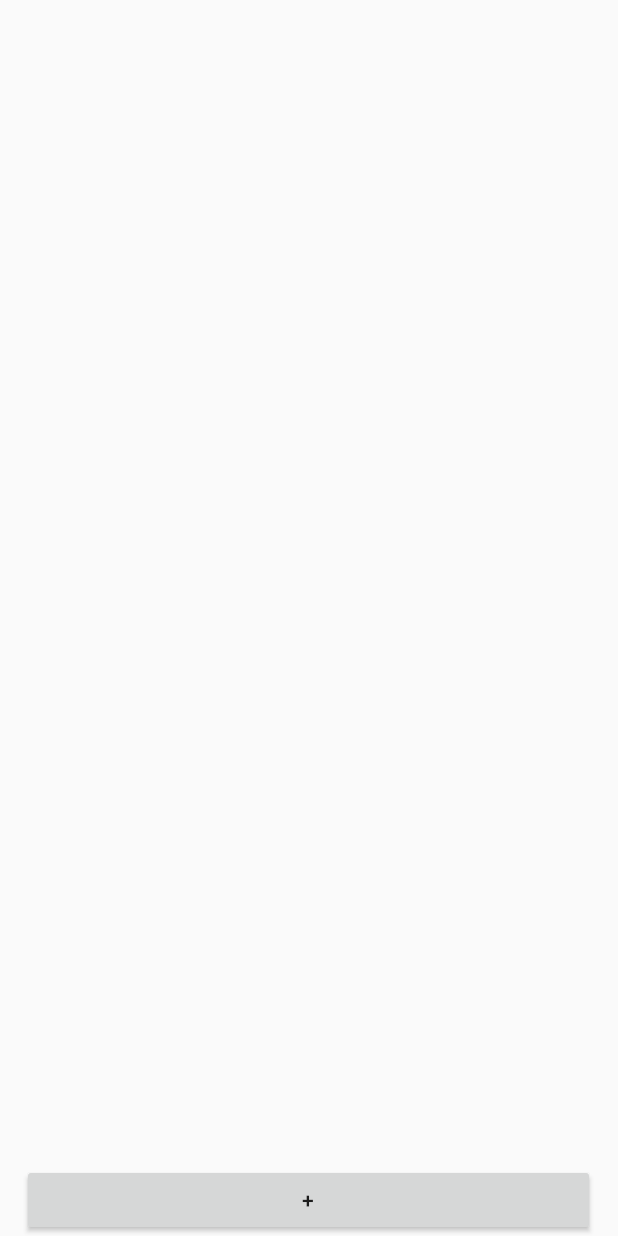
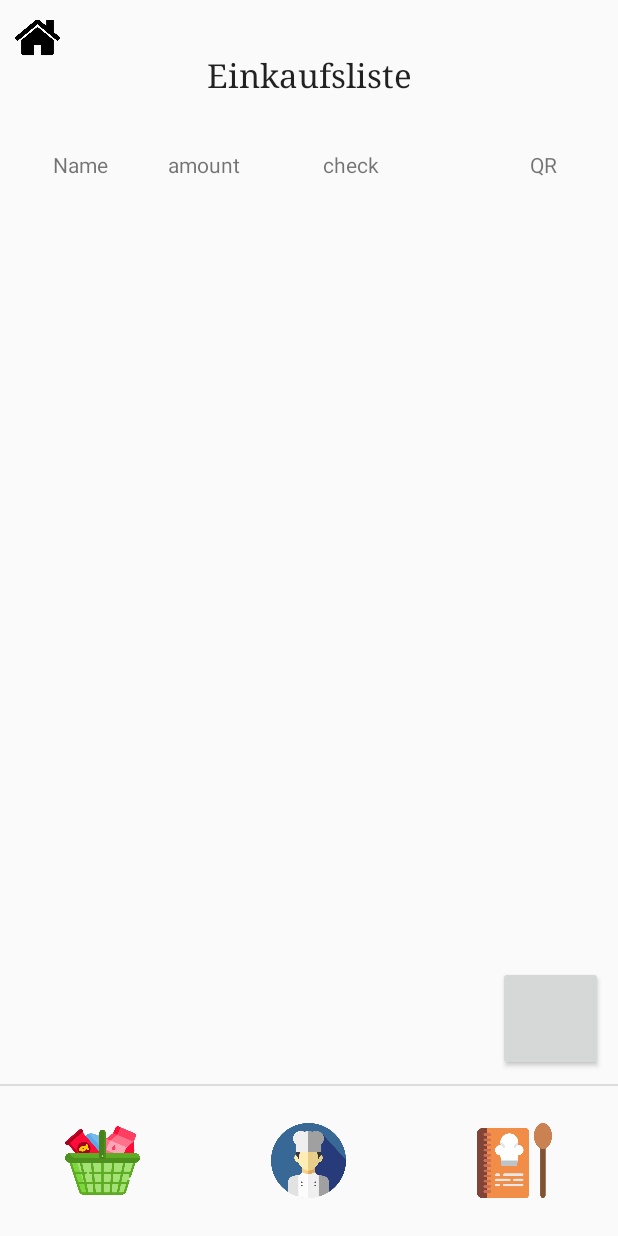
Before and after one commit to LennartPaciner/app-praktikum, an Android app: the EinkaufsListe screen opened directly, with no data from a screen before it, on a phone screen of 412 x 824 dp. Run offline under Robolectric (Android 15) with nearby library versions, the phone set to English and light mode, and no system bars.

Commit message:
show grocery list, grocery list view like stock

```diff
--- a/praktikum/app/src/main/java/com/example/praktikum/EinkaufsListe.java
+++ b/praktikum/app/src/main/java/com/example/praktikum/EinkaufsListe.java
@@ -11,17 +11,23 @@ import android.content.Intent;
 import android.database.Cursor;
 import android.database.sqlite.SQLiteDatabase;
 import android.os.Bundle;
+import android.util.Log;
 import android.view.Gravity;
 import android.view.View;
 import android.view.ViewGroup;
 import android.widget.Button;
+import android.widget.CheckBox;
 import android.widget.EditText;
 import android.widget.RelativeLayout;
+import android.widget.TableLayout;
+import android.widget.TableRow;
+import android.widget.TextView;
 import android.widget.Toast;
 
 import org.json.JSONArray;
 import org.json.JSONException;
 import org.json.JSONObject;
+import org.w3c.dom.Text;
 
 public class EinkaufsListe extends AppCompatActivity {
 
@@ -31,6 +37,7 @@ public class EinkaufsListe extends AppCompatActivity {
     private Button add;
     private static final String TAG = "Einkaufsliste";
     public Button addProduct;
+    public EinkaufsListeDB einkaufsListe;
 
     @Override
     protected void onCreate(Bundle savedInstanceState) {
@@ -45,14 +52,59 @@ public class EinkaufsListe extends AppCompatActivity {
             }
         });
 
-        EinkaufsListeDB einkaufsListe = new EinkaufsListeDB(this);
+        einkaufsListe = new EinkaufsListeDB(this);
         database = einkaufsListe.getWritableDatabase();
 
-        getProductAll(einkaufsListe.getAllData());
+        createEinkaufsliste();
+
     }
 
     public void increase(){
         amount++;
+
+    }
+
+    public void createEinkaufsliste(){
+        JSONArray arr = getProductAll(einkaufsListe.getAllData());
+        for(int i = 0; i < arr.length(); i++){
+            try{
+                JSONObject object = arr.getJSONObject(i);
+                String name = object.getString("name");
+                //int amount = object.getInt("amount");
+                TableLayout tableLayout = findViewById(R.id.tableLayout1);
+                TableRow rowLayout = findViewById(R.id.rowLayout);
+                TextView columnLayout = findViewById(R.id.columnLayout);
+
+                TableRow neu = new TableRow(this);
+
+                TextView nameTV = new TextView(this);
+                nameTV.setLayoutParams(columnLayout.getLayoutParams());
+                TextView amountTV = new TextView(this);
+                amountTV.setLayoutParams(columnLayout.getLayoutParams());
+                CheckBox checkBox = new CheckBox(this);
+                checkBox.setLayoutParams(columnLayout.getLayoutParams());
+                Button qr = new Button(this);
+                qr.setLayoutParams(columnLayout.getLayoutParams());
+
+
+                nameTV.setText(name);
+                amountTV.setText("1");
+
+                checkBox.setText("");
+                qr.setText("btn2");
+
+                neu.addView(nameTV);
+                neu.addView(amountTV);
+                neu.addView(checkBox);
+                neu.addView(qr);
+
+                tableLayout.addView(neu);
+
+            }catch (JSONException e){
+                Log.e("Einkaufsliste", e.getMessage());
+                e.printStackTrace();
+            }
+        }
 
     }
 
@@ -130,6 +182,7 @@ public void showDialogBox(String text){
                         String product = edittext.getText().toString();
                         if(!checkNameInEinkaufsListe(product)){
                             addItemEinkaufsliste(null, product, null, null, null);
+                            createEinkaufsliste();
                         }
                     }
                 });
--- a/praktikum/app/src/main/res/layout/activity_einkaufs_liste.xml
+++ b/praktikum/app/src/main/res/layout/activity_einkaufs_liste.xml
@@ -1,54 +1,162 @@
 <?xml version="1.0" encoding="utf-8"?>
-<RelativeLayout xmlns:android="http://schemas.android.com/apk/res/android"
+<androidx.constraintlayout.widget.ConstraintLayout xmlns:android="http://schemas.android.com/apk/res/android"
     xmlns:app="http://schemas.android.com/apk/res-auto"
     xmlns:tools="http://schemas.android.com/tools"
     android:layout_width="match_parent"
     android:layout_height="match_parent"
     tools:context=".EinkaufsListe">
 
+    <TextView
+        android:id="@+id/textView2"
+        android:layout_width="wrap_content"
+        android:layout_height="30dp"
+        android:text="@string/grocery_list"
+        android:textAppearance="@style/TextAppearance.AppCompat.Large"
+        app:fontFamily="serif"
+        app:layout_constraintBottom_toTopOf="@+id/SView"
+        app:layout_constraintEnd_toEndOf="parent"
+        app:layout_constraintStart_toStartOf="parent"
+        app:layout_constraintTop_toTopOf="parent" />
+
+    <Button
+        android:id="@+id/button_add"
+        android:layout_width="70dp"
+        android:layout_height="70dp"
+        android:layout_marginEnd="10dp"
+        android:layout_marginRight="10dp"
+        android:layout_marginBottom="10dp"
+        app:layout_constraintBottom_toTopOf="@+id/linearLayout"
+        app:layout_constraintEnd_toEndOf="parent" />
+
+    <View
+        android:id="@+id/divider"
+        android:layout_width="match_parent"
+        android:layout_height="1dp"
+        android:background="?android:attr/listDivider"
+        app:layout_constraintBottom_toTopOf="@+id/linearLayout"
+        app:layout_constraintEnd_toEndOf="parent"
+        app:layout_constraintStart_toStartOf="parent" />
+
     <ScrollView
         android:id="@+id/SView"
         android:layout_width="match_parent"
         android:layout_height="match_parent"
-        android:layout_marginBottom="70dp">
+        android:layout_marginTop="100dp"
+        android:layout_marginBottom="100dp"
+        app:layout_constraintBottom_toBottomOf="parent"
+        app:layout_constraintEnd_toEndOf="parent"
+        app:layout_constraintStart_toStartOf="parent"
+        app:layout_constraintTop_toTopOf="parent">
 
         <TableLayout
             android:id="@+id/tableLayout1"
             android:layout_width="match_parent"
-            android:layout_height="wrap_content">
+            android:layout_height="wrap_content"
+            android:paddingLeft="20dp">
 
             <TableRow
+                android:id="@+id/rowLayout"
                 android:layout_width="match_parent"
-                android:layout_height="match_parent" />
+                android:layout_height="match_parent">
 
-            <TableRow
-                android:layout_width="match_parent"
-                android:layout_height="match_parent" />
+                <TextView
+                    android:id="@+id/columnLayout"
+                    android:layout_width="match_parent"
+                    android:layout_height="wrap_content"
+                    android:layout_marginLeft="15dp"
+                    android:layout_weight="1"
+                    android:text="Name" />
 
-            <TableRow
-                android:layout_width="match_parent"
-                android:layout_height="match_parent" />
+                <TextView
+                    android:id="@+id/textView3"
+                    android:layout_width="match_parent"
+                    android:layout_height="wrap_content"
+                    android:layout_weight="1"
+                    android:text="amount" />
 
-            <TableRow
-                android:layout_width="match_parent"
-                android:layout_height="match_parent" />
+                <TextView
+                    android:id="@+id/textView4"
+                    android:layout_width="match_parent"
+                    android:layout_height="wrap_content"
+                    android:layout_weight="1"
+                    android:layout_marginLeft="15dp"
+                    android:text="check" />
+
+                <TextView
+                    android:id="@+id/textView5"
+                    android:layout_width="match_parent"
+                    android:layout_height="wrap_content"
+                    android:layout_marginLeft="60dp"
+                    android:layout_weight="1"
+                    android:text="QR" />
+            </TableRow>
+
         </TableLayout>
     </ScrollView>
 
-    <FrameLayout
-        android:id="@+id/container"
-        android:layout_width="wrap_content"
-        android:layout_height="wrap_content" >
+    <LinearLayout
+        android:id="@+id/linearLayout"
+        android:layout_width="0dp"
+        android:layout_height="0dp"
+        android:orientation="horizontal"
+        app:layout_constraintBottom_toBottomOf="parent"
+        app:layout_constraintEnd_toEndOf="parent"
+        app:layout_constraintStart_toStartOf="parent"
+        app:layout_constraintTop_toBottomOf="@+id/SView">
 
-    </FrameLayout>
+        <FrameLayout
+            android:layout_width="100dp"
+            android:layout_height="match_parent"
+            android:layout_weight="1">
+
+            <Button
+                android:id="@+id/buttonCheckList"
+                android:layout_width="50dp"
+                android:layout_height="50dp"
+                android:layout_gravity="center"
+                android:layout_weight="1"
+                android:background="@drawable/shopping_basket" />
+        </FrameLayout>
+
+        <FrameLayout
+            android:layout_width="100dp"
+            android:layout_height="match_parent"
+            android:layout_weight="1">
+
+            <Button
+                android:id="@+id/buttonCooking"
+                android:layout_width="50dp"
+                android:layout_height="50dp"
+                android:layout_gravity="center"
+                android:layout_weight="1"
+                android:background="@drawable/chef" />
+        </FrameLayout>
+
+        <FrameLayout
+            android:layout_width="100dp"
+            android:layout_height="match_parent"
+            android:layout_weight="1">
+
+            <Button
+                android:id="@+id/buttonRecipe"
+                android:layout_width="50dp"
+                android:layout_height="50dp"
+                android:layout_gravity="center"
+                android:layout_weight="1"
+                android:background="@drawable/recipe_book" />
+        </FrameLayout>
+
+    </LinearLayout>
 
     <Button
-        android:id="@+id/button_add"
-        android:layout_width="match_parent"
-        android:layout_height="wrap_content"
-        android:layout_alignParentBottom="true"
-        android:layout_centerHorizontal="true"
-        android:layout_marginLeft="30dp"
-        android:text="+" />
+        android:id="@+id/buttonHome"
+        android:layout_width="30dp"
+        android:layout_height="30dp"
+        android:layout_marginStart="10dp"
+        android:layout_marginLeft="10dp"
+        android:layout_marginTop="10dp"
+        android:background="@drawable/home"
+        app:layout_constraintStart_toStartOf="parent"
+        app:layout_constraintTop_toTopOf="parent" />
 
-</RelativeLayout>
+</androidx.constraintlayout.widget.ConstraintLayout>
--- a/praktikum/app/src/main/res/values/strings.xml
+++ b/praktikum/app/src/main/res/values/strings.xml
@@ -1,4 +1,5 @@
 <resources>
     <string name="app_name">WhatsThere</string>
     <string name="stock_name">Vorrat</string>
+    <string name="grocery_list">Einkaufsliste</string>
 </resources>
```
Also changed, not shown: 1 other file.
